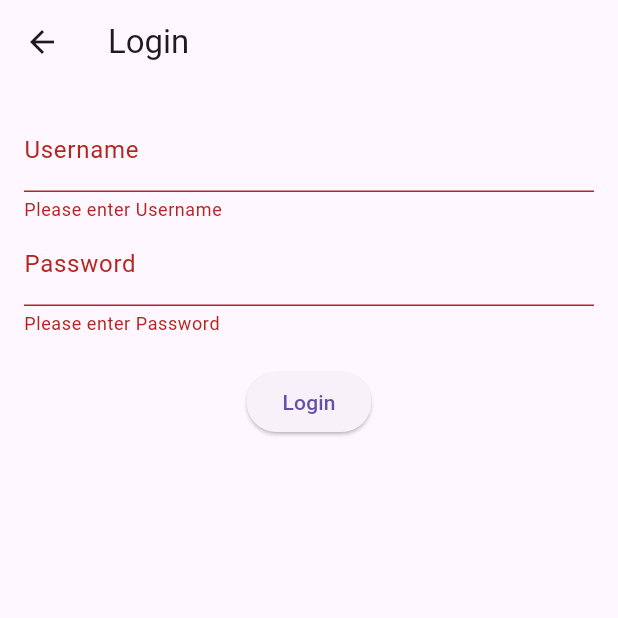
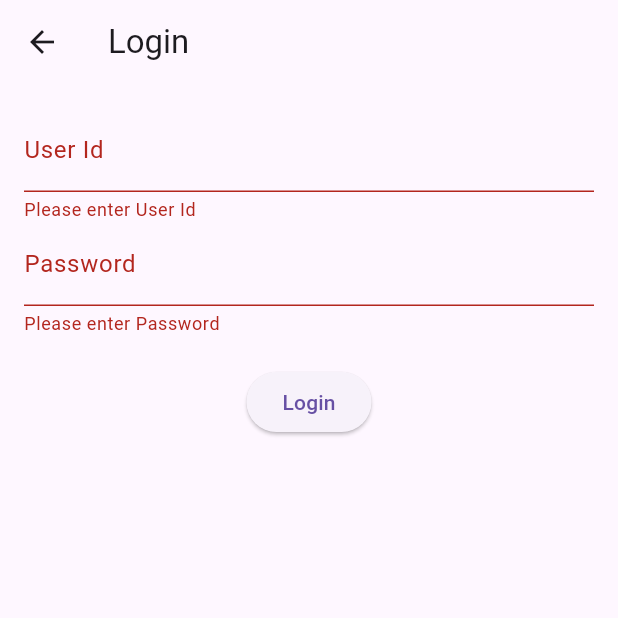
Before and after one commit to davidephraim/PKM-Cianjur, a Flutter app: the LoginPage screen opened directly, after a tap on "Login", on a phone screen of 412 x 824 dp, the top half of it. Run offline on Flutter 3.47's test engine with Material 3 defaults, Android fonts, the phone set to English and light mode, and no system bars; network calls fail.

Commit message:
Add minor on reg n login pages

```diff
--- a/expense_monitoring_v1/lib/pages/login_page.dart
+++ b/expense_monitoring_v1/lib/pages/login_page.dart
@@ -1,5 +1,6 @@
 import 'package:flutter/material.dart';
 import 'package:expense_monitoring_v1/api_service.dart';
+import 'package:expense_monitoring_v1/main.dart';
 
 class LoginPage extends StatefulWidget {
   @override
@@ -9,8 +10,8 @@ class LoginPage extends StatefulWidget {
 class _LoginPageState extends State<LoginPage> {
   final ApiService apiService = ApiService();
   final _formKey = GlobalKey<FormState>();
-  String userName = '';
-  String userPassword = '';
+  String userId = '';
+  String userPasswd = '';
 
   @override
   Widget build(BuildContext context) {
@@ -23,14 +24,14 @@ class _LoginPageState extends State<LoginPage> {
           child: Column(
             children: [
               TextFormField(
-                decoration: InputDecoration(labelText: 'Username'),
-                onSaved: (value) => userName = value!,
-                validator: (value) => value!.isEmpty ? 'Please enter Username' : null,
+                decoration: InputDecoration(labelText: 'User Id'),
+                onSaved: (value) => userId = value!,
+                validator: (value) => value!.isEmpty ? 'Please enter User Id' : null,
               ),
               TextFormField(
                 decoration: InputDecoration(labelText: 'Password'),
                 obscureText: true,
-                onSaved: (value) => userPassword = value!,
+                onSaved: (value) => userPasswd = value!,
                 validator: (value) => value!.isEmpty ? 'Please enter Password' : null,
               ),
               SizedBox(height: 20),
@@ -39,8 +40,7 @@ class _LoginPageState extends State<LoginPage> {
                   if (_formKey.currentState!.validate()) {
                     _formKey.currentState!.save();
                     try {
-                      // Call the login method from ApiService
-                      final response = await apiService.loginUser(userName, userPassword);
+                      final response = await apiService.loginUser(userId, userPasswd);
 
                       // Handle response
                       if (response['success'] != null && response['success']) {
@@ -48,15 +48,19 @@ class _LoginPageState extends State<LoginPage> {
                         ScaffoldMessenger.of(context).showSnackBar(
                           SnackBar(content: Text('Login successful!')),
                         );
-                        // TODO: Navigate to main app screen
+                        // Sent to Main.dart
+                        Navigator.pushReplacement(
+                          context,
+                          MaterialPageRoute(
+                            builder: (context) => MainPage(userId: userId),
+                          ),
+                        );
                       } else {
-                        // Show error message
                         ScaffoldMessenger.of(context).showSnackBar(
                           SnackBar(content: Text('Login failed: ${response['message']}')),
                         );
                       }
                     } catch (e) {
-                      // Handle any errors
                       ScaffoldMessenger.of(context).showSnackBar(
                         SnackBar(content: Text('Error: $e')),
                       );
```
Also changed, not shown: expense_monitoring_v1/lib/main.dart (+18 -0 lines), expense_monitoring_v1/lib/pages/registration_page.dart (+13 -31 lines).
